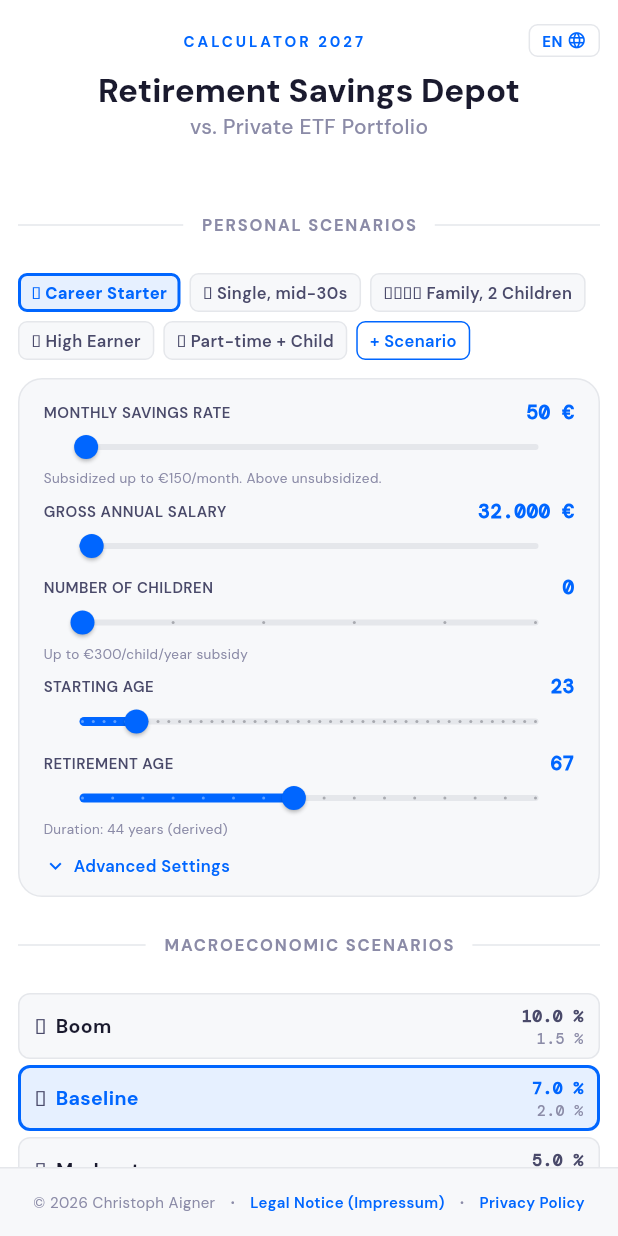
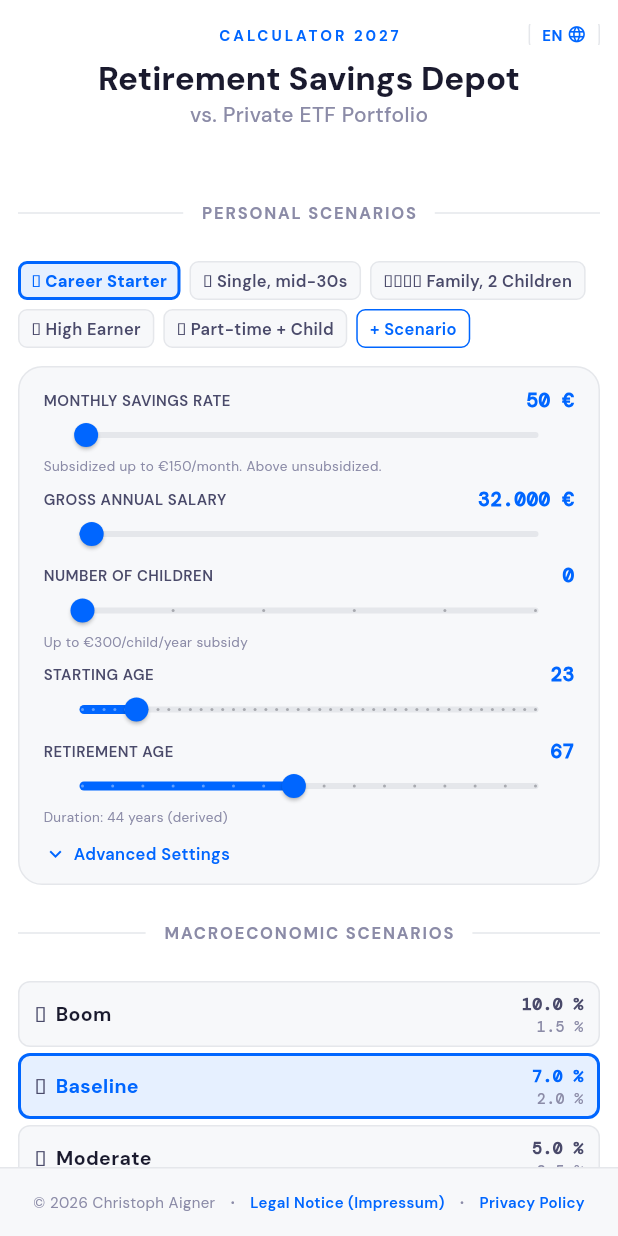
Before and after one commit to chraig/de_altersvorsorge_depot, a Flutter app: the screen it shows after launch, after a tap on "DE", on a phone screen of 412 x 824 dp. Run offline on Flutter 3.47's test engine with Material 3 defaults, Android fonts, the phone set to English and light mode, and no system bars; our stand-ins replace fl_chart, flutter_bloc, go_router, google_fonts.

Commit message:
Center header badge independently of language toggle
Use Stack with Positioned to place language toggle at top-right
without shifting the centered badge text.

```diff
--- a/lib/features/calculator/pages/calculator_page.dart
+++ b/lib/features/calculator/pages/calculator_page.dart
@@ -72,15 +72,17 @@ class _CalculatorPageState extends State<CalculatorPage> with TickerProviderStat
                     children: [
                       // ─── HEADER + LANGUAGE TOGGLE ───────────
                       SizedBox(height: compact ? AppSpacing.xl : AppSpacing.section),
-                      Row(
-                        mainAxisAlignment: MainAxisAlignment.center,
+                      Stack(
+                        alignment: Alignment.center,
                         children: [
-                          const Spacer(),
-                          Text(s.calculatorBadge,
+                          Center(
+                            child: Text(s.calculatorBadge,
                               style: TextStyle(fontSize: compact ? 10 : 12, fontWeight: FontWeight.w700,
                                 color: AppColors.accent, letterSpacing: 2)),
-                          const Spacer(),
-                          GestureDetector(
+                          ),
+                          Positioned(
+                            right: 0,
+                            child: GestureDetector(
                               onTap: () {
                                 localeCubit.toggle();
                                 context.read<CalculatorCubit>().updateLocale(localeCubit.state.strings);
@@ -97,6 +99,7 @@ class _CalculatorPageState extends State<CalculatorPage> with TickerProviderStat
                                   const SizedBox(width: 3),
                                   const Icon(Icons.language, size: 13, color: AppColors.accent),
                                 ]),
+                              ),
                             ),
                           ),
                         ],
```
Lines whose indentation alone changed are shown as unchanged.
